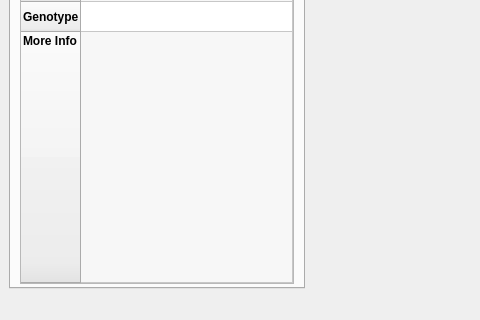
The window that fimui/ui_fimwindow.ui (fncnt/fimrecorder) describes before a commit, drawn with Qt 5; both pictures show x 0 to 480 and y 180 to 500 of the 700 by 500 pixel window.
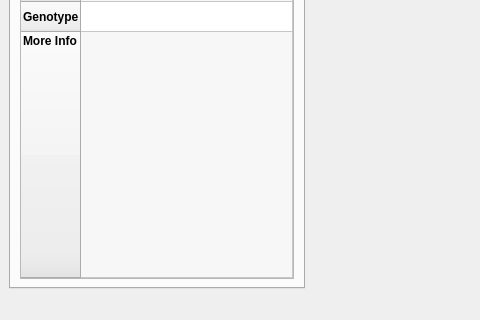
The same window after the commit. Icons and pictures are not drawn.

Commit message: QAction related UI improvements.

```diff
--- a/fimui/ui_fimwindow.ui
+++ b/fimui/ui_fimwindow.ui
@@ -252,7 +252,7 @@
           <property name="sizeHint" stdset="0">
            <size>
             <width>20</width>
-            <height>0</height>
+            <height>5</height>
            </size>
           </property>
          </spacer>
```
Left out of the diff: 2 changed lines with no effect on the pictures. The commit also changes 3 other files.
